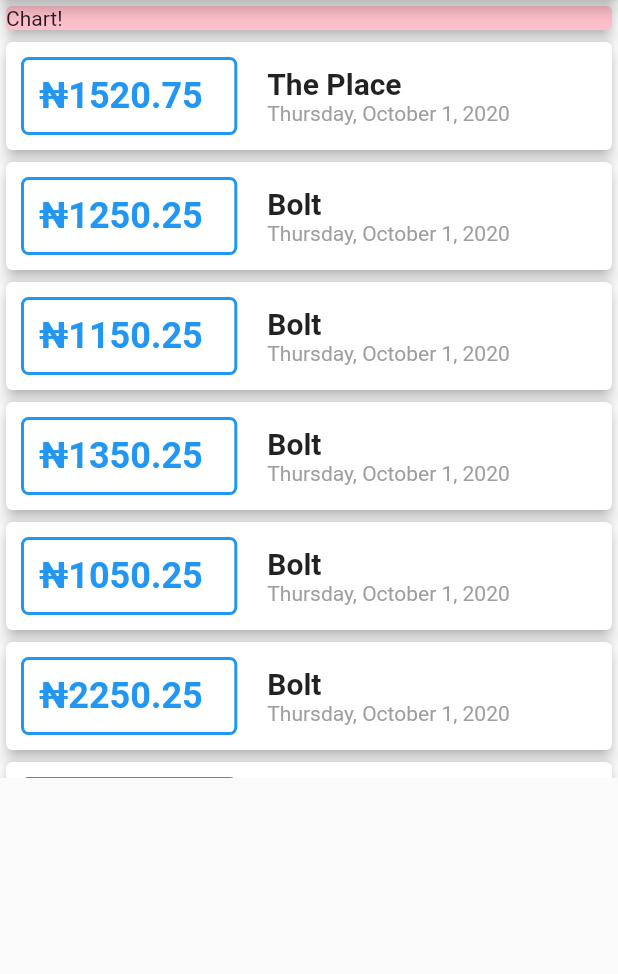
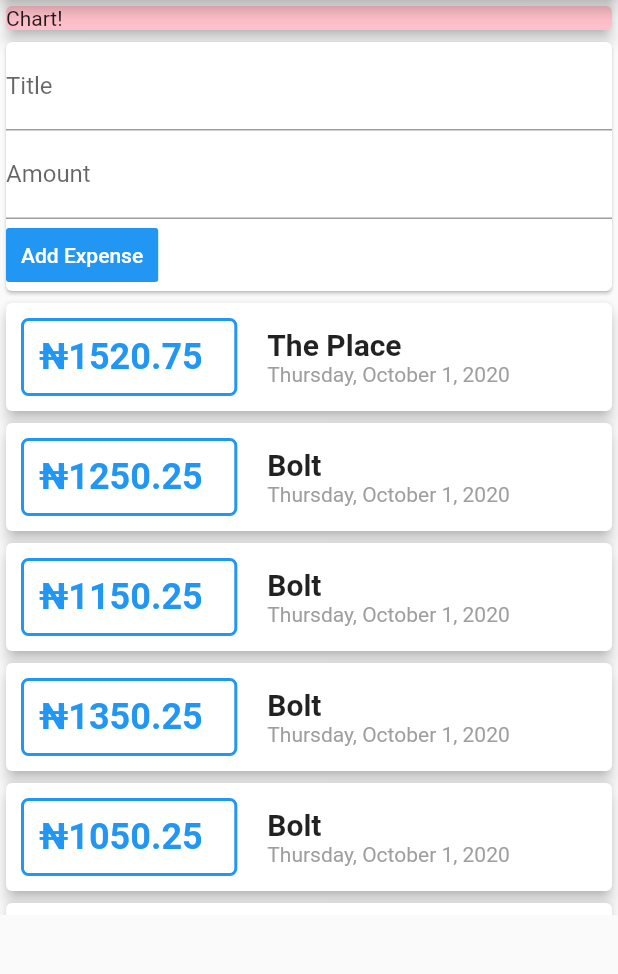
Before and after one commit to the-fanan/expense_tracker, a Flutter app: the screen it shows after launch, on a phone screen of 412 x 824 dp, the part 84-1058 px from its top. Run offline on Flutter 3.47's test engine with Material 2 defaults, Android fonts, the phone set to English and light mode, and no system bars.

Commit message:
collecting user input

```diff
--- a/lib/main.dart
+++ b/lib/main.dart
@@ -52,7 +52,7 @@ class MyHomePage extends StatefulWidget {
 }
 
 class _MyHomePageState extends State<MyHomePage> {
-  final List<Transaction> transactions = [
+  List<Transaction> transactions = [
     Transaction(id: 1, title: 'The Place', amount: 1520.75, date: DateTime.now(),),
     Transaction(id: 2, title: 'Bolt', amount: 1250.25, date: DateTime.now(),),
     Transaction(id: 3, title: 'Bolt', amount: 1150.25, date: DateTime.now(),),
@@ -62,38 +62,28 @@ class _MyHomePageState extends State<MyHomePage> {
     Transaction(id: 7, title: 'Bolt', amount: 4250.25, date: DateTime.now(),),
     Transaction(id: 8, title: 'Bolt', amount: 7250.25, date: DateTime.now(),),
   ];
+
+  String titleInput;
+  String amountInput;
+
+  void addTransaction() {
+    if (this.titleInput == null || this.amountInput == null || this.titleInput == "" || this.amountInput == "") {
+      return;
+    }
+    var newTransaction = Transaction(id: this.transactions.length + 1, title: this.titleInput, amount: double.parse(this.amountInput), date: DateTime.now(),);
+    this.transactions.add(newTransaction);
+    //reset data
+    this.titleInput = null;
+    this.amountInput = null;
+  }
   @override
   Widget build(BuildContext context) {
-    // This method is rerun every time setState is called, for instance as done
-    // by the _incrementCounter method above.
-    //
-    // The Flutter framework has been optimized to make rerunning build methods
-    // fast, so that you can just rebuild anything that needs updating rather
-    // than having to individually change instances of widgets.
     return Scaffold(
       appBar: AppBar(
-        // Here we take the value from the MyHomePage object that was created by
-        // the App.build method, and use it to set our appbar title.
         title: Text(widget.title),
       ),
       body: Center(
-        // Center is a layout widget. It takes a single child and positions it
-        // in the middle of the parent.
         child: Column(
-          // Column is also a layout widget. It takes a list of children and
-          // arranges them vertically. By default, it sizes itself to fit its
-          // children horizontally, and tries to be as tall as its parent.
-          //
-          // Invoke "debug painting" (press "p" in the console, choose the
-          // "Toggle Debug Paint" action from the Flutter Inspector in Android
-          // Studio, or the "Toggle Debug Paint" command in Visual Studio Code)
-          // to see the wireframe for each widget.
-          //
-          // Column has various properties to control how it sizes itself and
-          // how it positions its children. Here we use mainAxisAlignment to
-          // center the children vertically; the main axis here is the vertical
-          // axis because Columns are vertical (the cross axis would be
-          // horizontal).
           mainAxisAlignment: MainAxisAlignment.start,
           crossAxisAlignment: CrossAxisAlignment.start,
           children: <Widget>[
@@ -105,8 +95,31 @@ class _MyHomePageState extends State<MyHomePage> {
                 elevation: 4,
               ),
             ),
+            Container(
+              width: double.infinity,
+              child: Card(
+                child: Column(
+                  crossAxisAlignment: CrossAxisAlignment.start,
+                  children: <Widget>[
+                    TextField(
+                      decoration: InputDecoration(labelText: "Title"),
+                      onChanged: (value){
+                        titleInput = value;
+                      }
+                    ),
+                    TextField(
+                      decoration: InputDecoration(labelText: "Amount"),
+                      onChanged: (value){
+                        amountInput = value;
+                      }
+                    ),
+                    FlatButton(child: Text("Add Expense", style: TextStyle(color: Colors.white)), onPressed: addTransaction,padding: EdgeInsets.all(10),splashColor: Colors.pink,color: Colors.blue,),
+                  ]
+                )
+              ),
+            ),
            Container(
-             height: MediaQuery.of(context).size.height * 0.6,
+             height: MediaQuery.of(context).size.height * 0.5,
              child:  ListView(
               scrollDirection: Axis.vertical,
               children: <Widget>[
```
